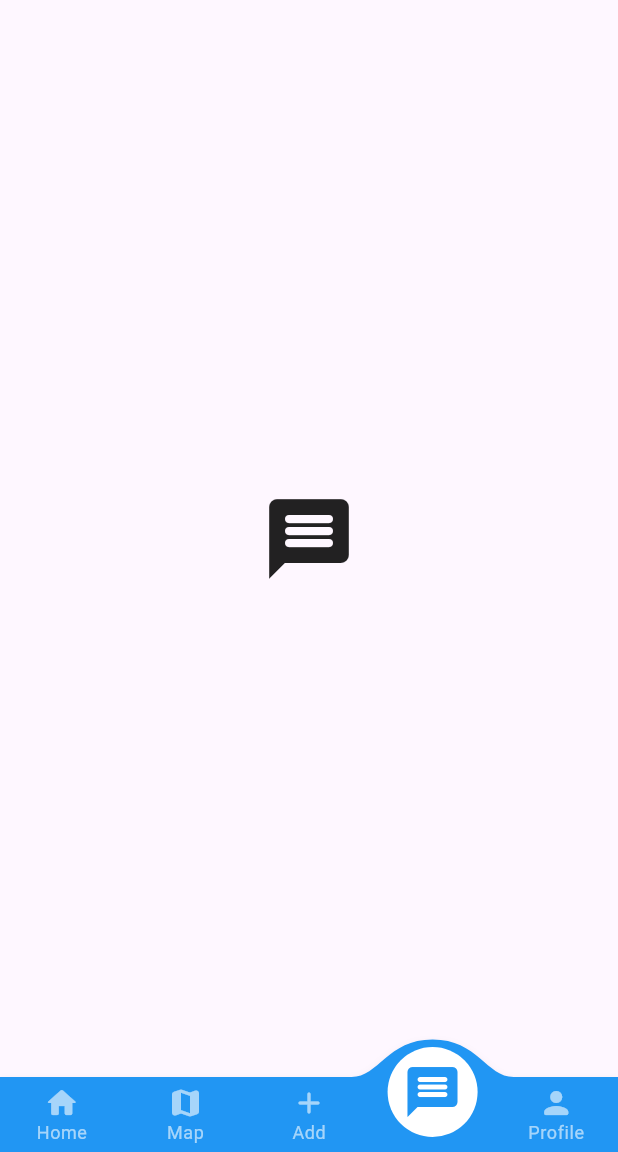
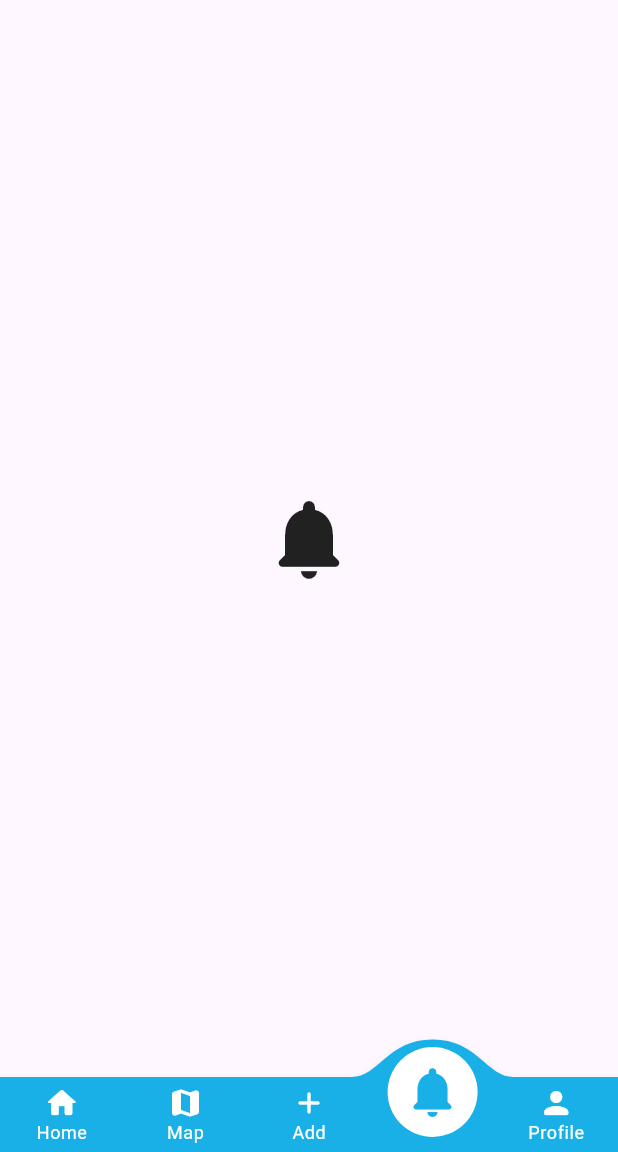
Before and after one commit to grgprarup/stationery_shop, a Flutter app: the HomeScreen screen opened directly with empty values, item 4 of the bottom bar chosen, on a phone screen of 412 x 824 dp, the part 84-1236 px from its top. Run offline on Flutter 3.47's test engine with Material 3 defaults, Android fonts, the light colour scheme and no system bars; our stand-ins replace shared_preferences; accounts and stored records are empty.

Commit message:
Separated body implementation for each tab

```diff
--- a/lib/src/screens/home_screen.dart
+++ b/lib/src/screens/home_screen.dart
@@ -9,7 +9,7 @@ const _kPages = <String, IconData>{
   'Home': Icons.home_rounded,
   'Map': Icons.map_rounded,
   'Add': Icons.add_rounded,
-  'Message': Icons.message_rounded,
+  'Notifications': Icons.notifications_rounded,
   'Profile': Icons.person_rounded,
 };
 
@@ -24,6 +24,7 @@ class HomeScreen extends StatefulWidget {
 
 class _HomeScreenState extends State<HomeScreen> {
   ApiService apiService;
+  int _selectedIndex = 0;
 
   _HomeScreenState({required this.apiService});
 
@@ -37,32 +38,52 @@ class _HomeScreenState extends State<HomeScreen> {
       child: Scaffold(
         appBar: const ApplicationBar(title: 'Dashboard'),
         drawer: const NavDrawer(),
-        body: Padding(
-          padding: const EdgeInsets.all(16.0),
-          child: Column(
-            mainAxisAlignment: MainAxisAlignment.center,
-            crossAxisAlignment: CrossAxisAlignment.center,
-            children: [
-              Expanded(
-                child: TabBarView(
-                  children: [
-                    for (final icon in _kPages.values) Icon(icon, size: 64),
-                  ],
-                ),
-              ),
-            ],
-          ),
-        ),
+        body: _getBody(),
         bottomNavigationBar: ConvexAppBar.badge(
-          const <int, dynamic>{3: '99+'},
+          const <int, dynamic>{},
+          backgroundColor: const Color(0xFF19B0E7),
+          color: Colors.white,
           style: _tabStyle,
           items: <TabItem>[
             for (final entry in _kPages.entries)
               TabItem(icon: entry.value, title: entry.key),
           ],
-          onTap: (int i) => print('click index=$i'),
+          onTap: (int index) {
+            setState(() {
+              _selectedIndex = index;
+            });
+          },
         ),
       ),
     );
   }
+
+  Widget _getBody() {
+    switch (_selectedIndex) {
+      case 0:
+        // TODO: Add home screen body
+        return const Center(
+          child: Icon(Icons.home_rounded, size: 64)
+        );
+      case 1:
+        // TODO: Add map screen body
+        return const Center(
+          child: Icon(Icons.map_rounded, size: 64)
+        );
+      case 2:
+        // TODO: Add add screen body
+        return const Center(
+          child: Icon(Icons.add_rounded, size: 64)
+        );
+      case 3:
+        // TODO: Add notifications screen body
+        return const Center(
+          child: Icon(Icons.notifications_rounded, size: 64)
+        );
+      case 4:
+        // TODO: Add profile screen body
+      default:
+        return Container();
+    }
+  }
 }
```
